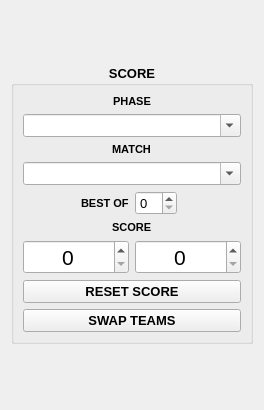
This is src/layout/TSHScoreboardScore.ui in joaorb64/TournamentStreamHelper as Qt 5 draws it before an edit. The edited form follows.
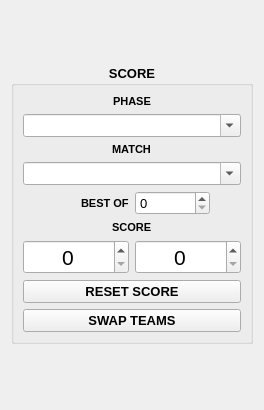
This is the edited form.

```diff
--- a/src/layout/TSHScoreboardScore.ui
+++ b/src/layout/TSHScoreboardScore.ui
@@ -13,7 +13,6 @@
   <property name="font">
    <font>
     <pointsize>8</pointsize>
-    <weight>75</weight>
     <bold>true</bold>
    </font>
   </property>
@@ -35,7 +34,6 @@
      <property name="font">
       <font>
        <pointsize>10</pointsize>
-       <weight>75</weight>
        <bold>true</bold>
       </font>
      </property>
@@ -149,10 +147,15 @@
         </item>
         <item alignment="Qt::AlignLeft">
          <widget class="QSpinBox" name="best_of">
+          <property name="minimumSize">
+           <size>
+            <width>75</width>
+            <height>0</height>
+           </size>
+          </property>
           <property name="font">
            <font>
             <pointsize>10</pointsize>
-            <weight>50</weight>
             <bold>false</bold>
             <kerning>true</kerning>
            </font>
```
Left out of the diff: 8 changed lines with no effect on the pictures.
